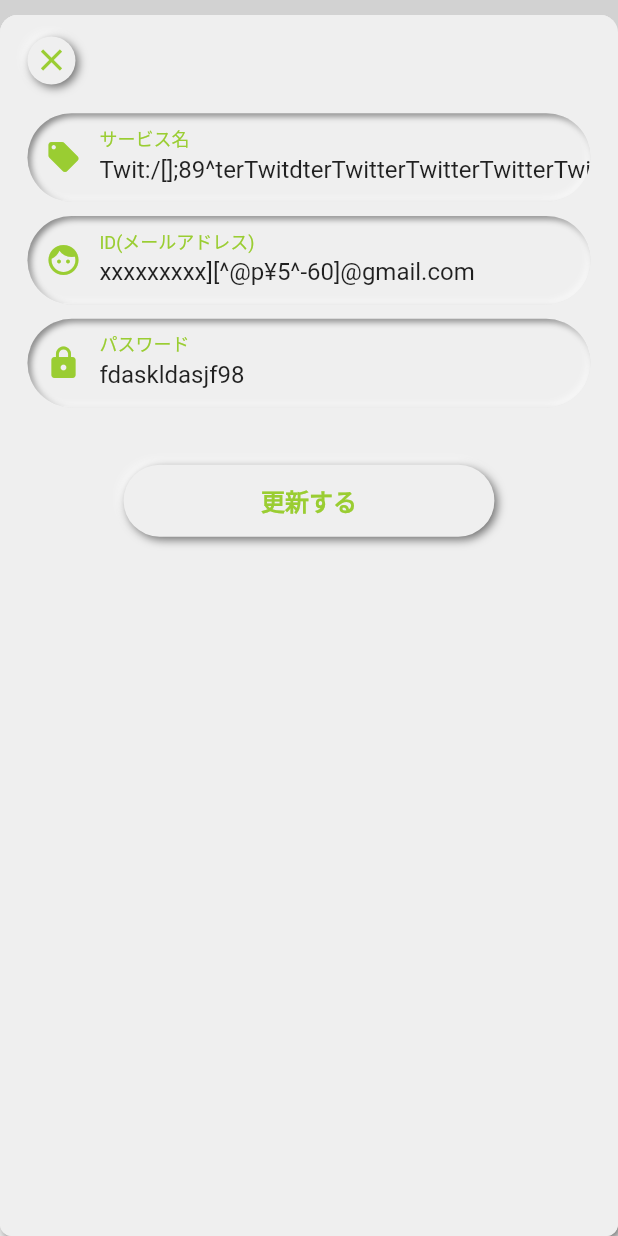
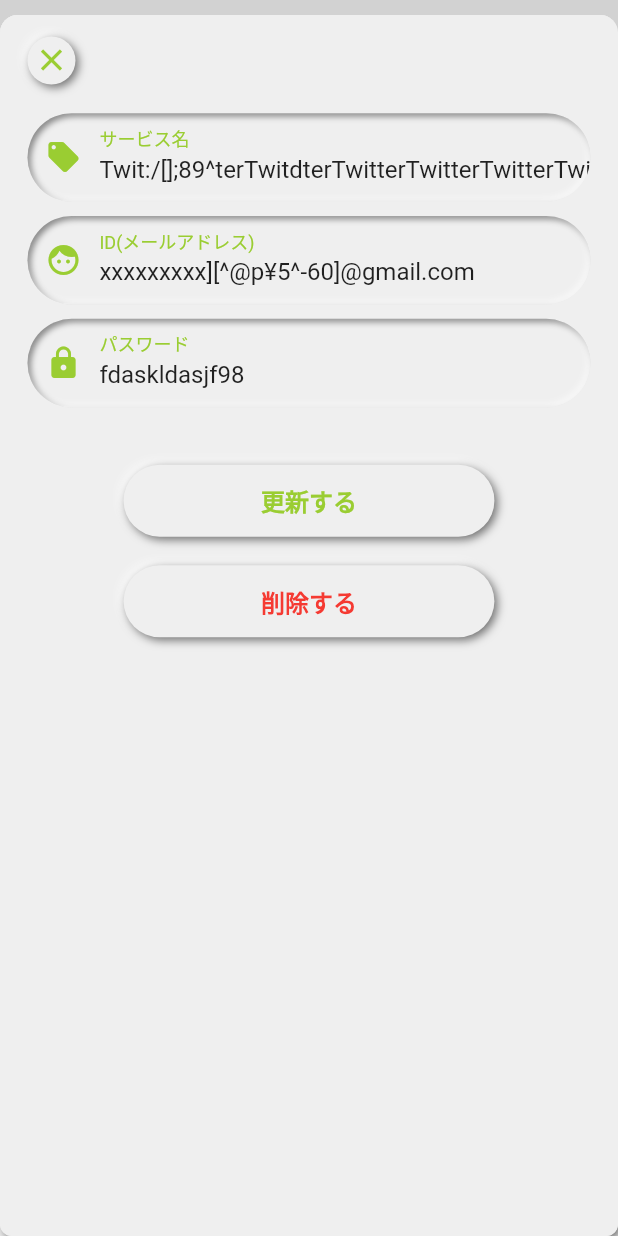
Before and after one commit to nowvilla-physi/account-management-ledger, a Flutter app: the screen it shows after launch, after a tap on an icon or button, on a phone screen of 412 x 824 dp. Run offline on Flutter 3.47's test engine with Material 2 defaults, Android fonts, the phone set to English and light mode, and no system bars; drawn by our look-alikes of flutter_neumorphic, flutter_slidable; our stand-ins replace flutter_screenutil, freezed_annotation, logger, modal_bottom_sheet; statements that could not run were skipped.

Commit message:
コピー機能を追加した。

```diff
--- a/lib/component/account_tile.dart
+++ b/lib/component/account_tile.dart
@@ -1,6 +1,4 @@
-import 'package:account_management_ledger/model/label_type.dart';
 import 'package:flutter_neumorphic/flutter_neumorphic.dart';
-import 'package:flutter_slidable/flutter_slidable.dart';
 import 'package:flutter_screenutil/flutter_screenutil.dart';
 import 'package:account_management_ledger/importer.dart';
 
@@ -26,20 +24,6 @@ class _AccountTileState extends State<AccountTile> {
       style: const NeumorphicStyle(
         depth: Dimens.embossDepth,
         color: AppColors.baseColor,
-      ),
-      child: Slidable(
-        key: UniqueKey(),
-        endActionPane: const ActionPane(
-          motion: StretchMotion(),
-          children: [
-            SlidableAction(
-              backgroundColor: AppColors.red,
-              foregroundColor: Colors.white,
-              icon: Icons.delete,
-              label: Strings.deleteLabel,
-              onPressed: null,
-            ),
-          ],
       ),
       child: ListTile(
         subtitle: Column(
@@ -68,12 +52,11 @@ class _AccountTileState extends State<AccountTile> {
                 },
               ),
             ),
-              AppLabel(label: _account.id, labelType: LabelType.id),
+            AppLabel(label: _account.id),
             SizedBox(height: 4.h),
-              AppLabel(label: _account.password, labelType: LabelType.password),
+            AppLabel(label: _account.password),
             SizedBox(height: 2.h),
           ],
-          ),
         ),
       ),
     );
--- a/lib/component/app_label.dart
+++ b/lib/component/app_label.dart
@@ -1,16 +1,14 @@
-import 'package:account_management_ledger/model/label_type.dart';
+import 'package:flutter/services.dart';
 import 'package:flutter_neumorphic/flutter_neumorphic.dart';
 import 'package:flutter_screenutil/flutter_screenutil.dart';
 import 'package:account_management_ledger/importer.dart';
 
 class AppLabel extends StatefulWidget {
   final String label;
-  final LabelType labelType;
 
   const AppLabel({
     Key? key,
     required this.label,
-    required this.labelType,
   }) : super(key: key);
 
   @override
@@ -21,11 +19,14 @@ class _AppLabelState extends State<AppLabel> {
   /// ラベル
   late final _label = widget.label;
 
-  /// ラベルタイプ
-  late final _labelType = widget.labelType;
+  late final _snackbar = AppSnackbar(context);
 
   /// クリップボードにコピーする
-  void _copy() {}
+  Future<void> _copyText() async {
+    final copiedText = ClipboardData(text: _label);
+    await Clipboard.setData(copiedText);
+    _snackbar.showCopiedSnackbar();
+  }
 
   @override
   Widget build(BuildContext context) {
@@ -43,7 +44,7 @@ class _AppLabelState extends State<AppLabel> {
             size: 16.r,
           ),
           onPressed: () {
-            _copy();
+            _copyText();
           },
         ),
         Expanded(
--- a/lib/component/neumorphic_button.dart
+++ b/lib/component/neumorphic_button.dart
@@ -5,11 +5,13 @@ import 'package:account_management_ledger/importer.dart';
 class AppNeumorphicButton extends StatefulWidget {
   final String name;
   final Function action;
+  final Color? color;
 
   const AppNeumorphicButton({
     Key? key,
     required this.name,
     required this.action,
+    this.color,
   }) : super(key: key);
 
   @override
@@ -17,7 +19,11 @@ class AppNeumorphicButton extends StatefulWidget {
 }
 
 class _AppNeumorphicButtonState extends State<AppNeumorphicButton> {
+  /// ボタン名称
   late final _name = widget.name;
+
+  /// ボタンの色
+  late final _color = widget.color;
 
   /// TextFormFieldのボーター
   final border = const UnderlineInputBorder(
@@ -39,7 +45,7 @@ class _AppNeumorphicButtonState extends State<AppNeumorphicButton> {
           _name,
           textAlign: TextAlign.center,
           style: TextStyle(
-            color: AppColors.mainColor,
+            color: _color ?? AppColors.mainColor,
             fontSize: 14.sp,
             fontWeight: FontWeight.bold,
           ),
--- a/lib/constant/config.dart
+++ b/lib/constant/config.dart
@@ -1,3 +1,2 @@
 class Config {
-
 }
--- a/lib/constant/dimens.dart
+++ b/lib/constant/dimens.dart
@@ -11,4 +11,8 @@ class Dimens {
   // depth.
   static const depth = 4.0;
   static const embossDepth = -4.0;
+
+  // duration.
+  static const snackbarCopiedDurationMS = 500;
+  static const snackbarValidatedDurationMS = 1000;
 }
--- a/lib/constant/strings.dart
+++ b/lib/constant/strings.dart
@@ -7,12 +7,13 @@ class Strings {
   static const serviceLabel = 'サービス名';
   static const idLabel = 'ID(メールアドレス)';
   static const passwordLabel = 'パスワード';
-  static const deleteLabel = '削除';
 
   // Button.
   static const addButton = '追加する';
   static const updateButton = '更新する';
+  static const deleteButton = '削除する';
 
   // Message.
   static const noDataMessage = 'データが登録されておりません';
+  static const copiedMessage = 'クリップボードにコピーしました';
 }
--- a/lib/importer.dart
+++ b/lib/importer.dart
@@ -16,4 +16,5 @@ export 'model/open_type.dart';
 export 'model/result.dart';
 export 'router/app_router.dart';
 export 'ui_core/modal.dart';
+export 'ui_core/snackbar.dart';
 export 'view/home.dart';
--- a/lib/model/label_type.dart
+++ /dev/null
@@ -1,4 +0,0 @@
-enum LabelType {
-  id,
-  password,
-}
--- a/lib/ui_core/modal.dart
+++ b/lib/ui_core/modal.dart
@@ -90,9 +90,19 @@ class AppModal {
           action: _addAccount,
         );
       case OpenType.edit:
-        return AppNeumorphicButton(
-          name: Strings.updateButton,
-          action: _updateAccount,
+        return Column(
+          children: <Widget>[
+            AppNeumorphicButton(
+              name: Strings.updateButton,
+              action: _updateAccount,
+            ),
+            SizedBox(height: 16.h),
+            AppNeumorphicButton(
+              name: Strings.deleteButton,
+              color: AppColors.red,
+              action: _updateAccount,
+            ),
+          ],
         );
     }
   }
--- /dev/null
+++ b/lib/ui_core/snackbar.dart
@@ -0,0 +1,33 @@
+import 'package:flutter/material.dart';
+import 'package:account_management_ledger/importer.dart';
+
+class AppSnackbar {
+  final BuildContext context;
+
+  const AppSnackbar(
+    this.context, {
+    Key? key,
+  });
+
+  void showCopiedSnackbar() {
+    ScaffoldMessenger.of(context).showSnackBar(
+      const SnackBar(
+        content: Text(Strings.copiedMessage),
+        backgroundColor: AppColors.mainColor,
+        duration: Duration(milliseconds: Dimens.snackbarCopiedDurationMS),
+      ),
+    );
+  }
+
+  void showValidatedSnackbar(String text) {
+    ScaffoldMessenger.of(context).showSnackBar(
+      SnackBar(
+        content: Text(text),
+        backgroundColor: AppColors.red,
+        duration: const Duration(
+          milliseconds: Dimens.snackbarValidatedDurationMS,
+        ),
+      ),
+    );
+  }
+}
--- a/pubspec.yaml
+++ b/pubspec.yaml
@@ -34,7 +34,6 @@ dependencies:
   flutter_neumorphic: ^3.2.0
   flutter_riverpod: ^1.0.3
   flutter_screenutil: ^5.3.1
-  flutter_slidable: ^1.2.0
   freezed_annotation: ^1.1.0
   json_serializable: ^6.1.5
   logger: ^1.1.0
```
Also changed, not shown: pubspec.lock, 1 other file. Lines whose indentation alone changed are shown as unchanged.
